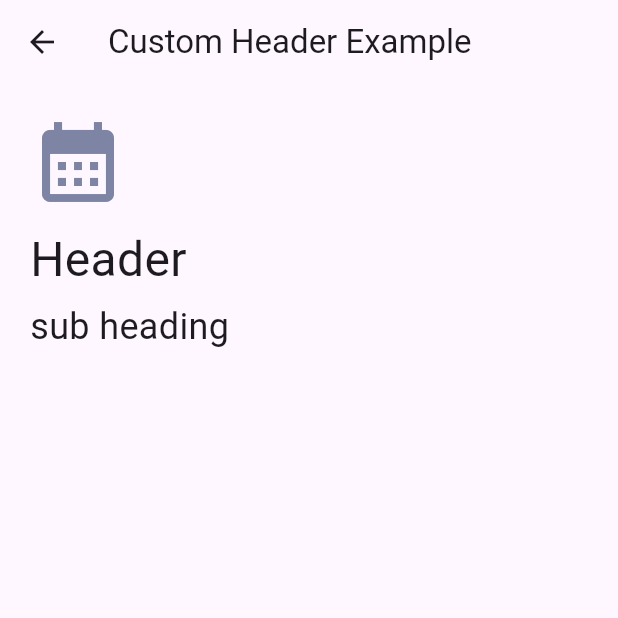
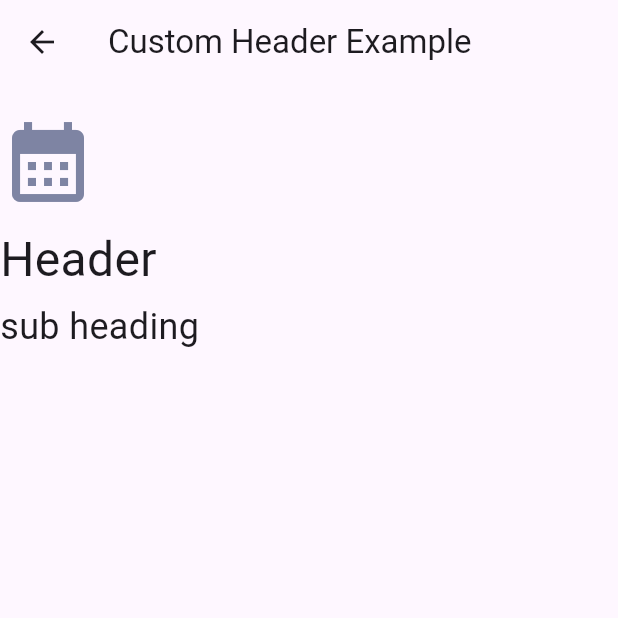
Before and after one commit to Upside-Solutions-Pvt-Ltd/upside_component_lib, a Flutter app: the CustomHeaderScreen screen opened directly, on a phone screen of 412 x 824 dp, the top half of it. Run offline on Flutter 3.47's test engine with Material 3 defaults, Android fonts, the phone set to English and light mode, and no system bars; our stand-ins replace flutter_svg, plugin_platform_interface, table_calendar, web.

```diff
--- a/lib/ui/component/header/custom_header.dart
+++ b/lib/ui/component/header/custom_header.dart
@@ -17,7 +17,7 @@ class Header extends StatelessWidget {
   @override
   Widget build(BuildContext context) {
     return Padding(
-      padding: const EdgeInsets.all(CustomHeaderConstants.headerPadding),
+      padding: const EdgeInsets.symmetric(vertical: CustomHeaderConstants.headerPadding, horizontal: 0),
       child: Column(
         mainAxisAlignment: MainAxisAlignment.start,
         crossAxisAlignment: CrossAxisAlignment.start,
```
Also changed, not shown: example/pubspec.lock.
